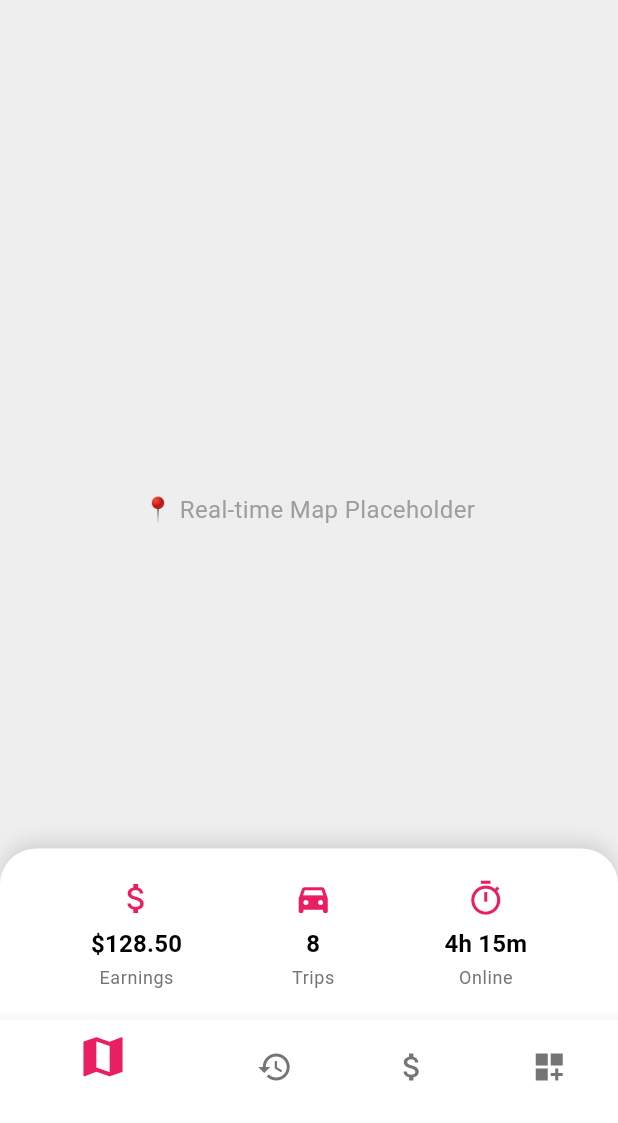
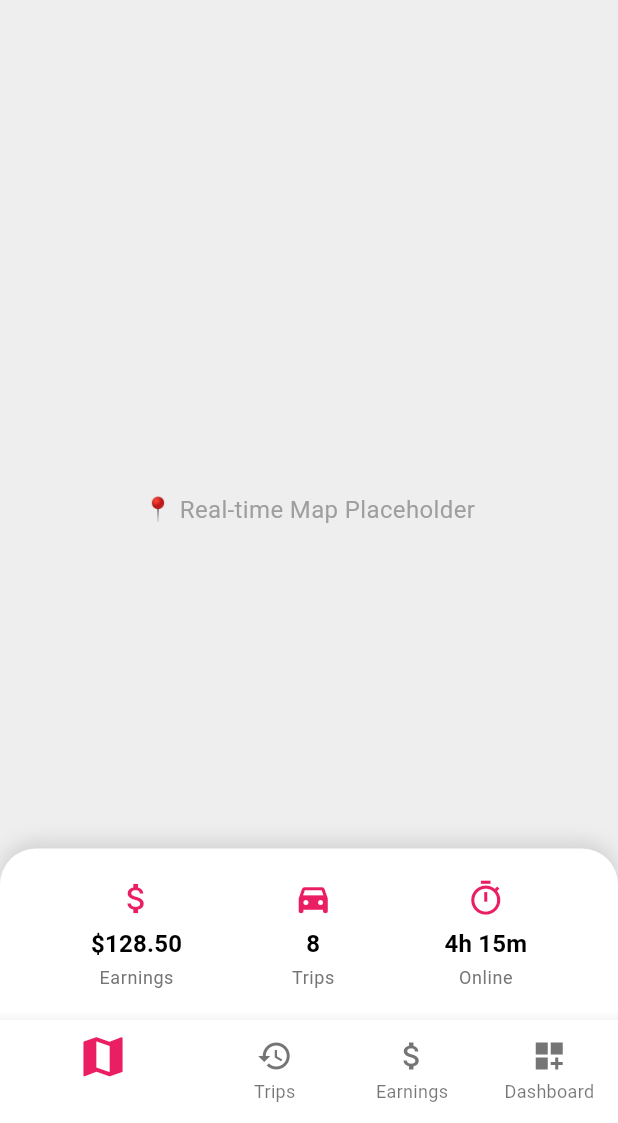
Before and after one commit to johnverz22/tryk-ride-app, a Flutter app: the screen it shows after launch, on a phone screen of 412 x 824 dp, the part 113-1236 px from its top. Run offline on Flutter 3.47's test engine with Material 3 defaults, Android fonts, the phone set to English and light mode, and no system bars; our stand-ins replace dartz, dio, dotted_border, flutter_riverpod, flutter_secure_storage, font_awesome_flutter and 1 more; missing offline and left inert: data_connection_checker_tv; accounts and stored records are empty.

Commit message:
refactor: update BottomNavigationBar properties for improved label visibility and icon color

```diff
--- a/flutter/driver/lib/features/skeleton/widgets/main_navigation.dart
+++ b/flutter/driver/lib/features/skeleton/widgets/main_navigation.dart
@@ -48,6 +48,9 @@ class MainNavigation extends ConsumerWidget {
       selectedIconTheme: IconThemeData(
         color: Theme.of(context).primaryColor, // Selected icon color
       ),
+      showSelectedLabels: false,
+      showUnselectedLabels: true,
+      unselectedItemColor: Colors.black54,
     );
   }
 }
```
